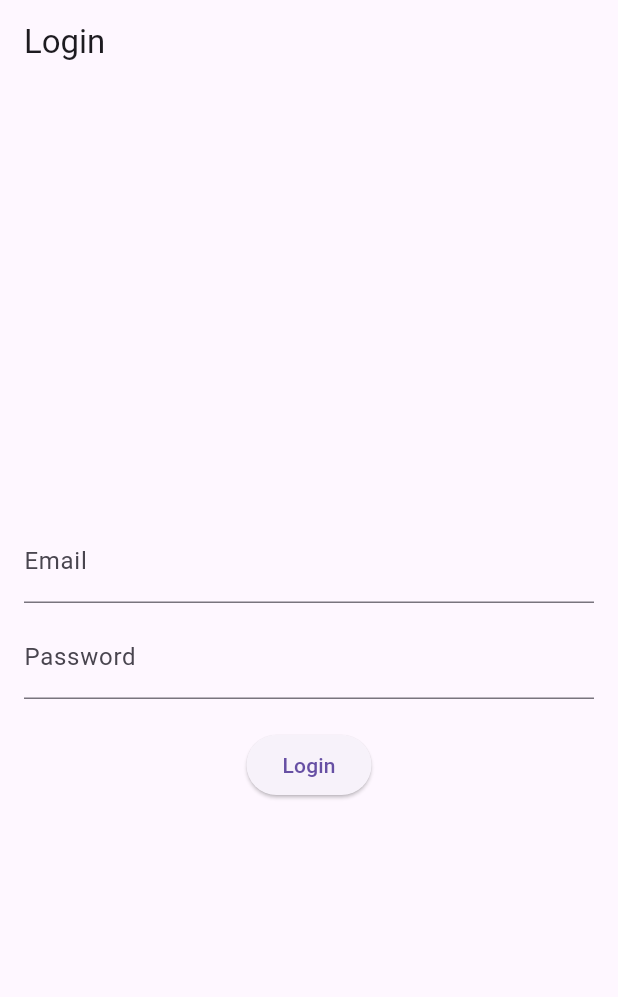
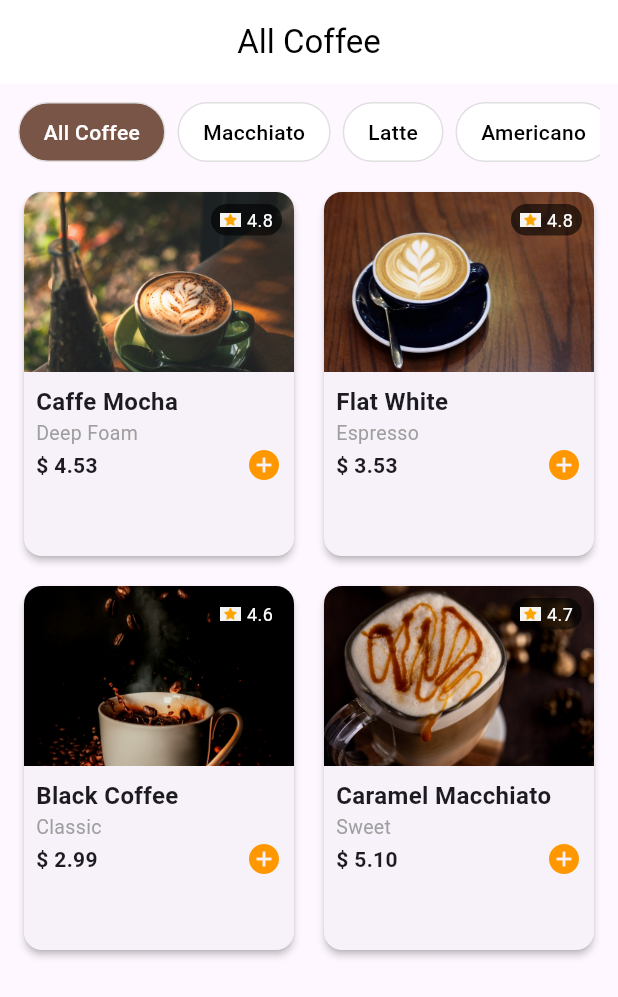
Before and after one commit to ucuypa/login_page, a Flutter app: the screen it shows after launch, on a phone screen of 412 x 824 dp. Shown: the top 997 px of the screen. Run offline on Flutter 3.47's test engine with Material 3 defaults, Android fonts, the phone set to English and light mode, and no system bars; our stand-ins replace firebase_auth, firebase_core; accounts and stored records are empty.

Commit message:
add ListScreen and DetailScreen with OOP

```diff
--- /dev/null
+++ b/lib/data/coffee_data.dart
@@ -0,0 +1,43 @@
+import '../models/coffee.dart';
+
+final List<Coffee> coffees = [
+  Coffee(
+    name: "Caffe Mocha",
+    type: "Deep Foam",
+    image: "assets/image/coffee.jpg",
+    price: 4.53,
+    rating: 4.8,
+    reviews: 230,
+    description:
+        "A cappuccino is an approximately 150 ml (5 oz) beverage, with 25 ml of espresso coffee and 85 ml of fresh milk foam.",
+  ),
+  Coffee(
+    name: "Flat White",
+    type: "Espresso",
+    image: "assets/image/Flat_white.jpg",
+    price: 3.53,
+    rating: 4.8,
+    reviews: 180,
+    description:
+        "A flat white is a coffee drink consisting of espresso with microfoam (steamed milk with small, fine bubbles).",
+  ),
+  Coffee(
+    name: "Black Coffee",
+    type: "Classic",
+    image: "assets/image/blackcoffee.jpg",
+    price: 2.99,
+    rating: 4.6,
+    reviews: 150,
+    description: "A simple and strong coffee brewed without milk or sugar.",
+  ),
+  Coffee(
+    name: "Caramel Macchiato",
+    type: "Sweet",
+    image: "assets/image/caramelmachiato.jpg",
+    price: 5.10,
+    rating: 4.7,
+    reviews: 200,
+    description:
+        "A caramel macchiato is made with vanilla syrup, steamed milk, espresso and caramel sauce.",
+  ),
+];
--- a/lib/main.dart
+++ b/lib/main.dart
@@ -1,10 +1,11 @@
 import 'package:flutter/material.dart';
 import 'package:firebase_core/firebase_core.dart';
-import 'package:login_page/auth_gate.dart';
-import 'package:login_page/login_page.dart';
+// import 'package:login_page/auth_gate.dart';
+// import 'package:login_page/login_page.dart';
 import 'firebase_options.dart';
+import 'screens/coffee_list_screen.dart';
 
-void main() async{
+void main() async {
   WidgetsFlutterBinding.ensureInitialized();
 
   await Firebase.initializeApp(
@@ -19,8 +20,14 @@ class MainApp extends StatelessWidget {
 
   @override
   Widget build(BuildContext context) {
-    return const MaterialApp(
-      home: AuthGate(),
+    return MaterialApp(
+      title: 'Coffee App',
+      debugShowCheckedModeBanner: false,
+      theme: ThemeData(
+        primarySwatch: Colors.orange,
+        fontFamily: 'Roboto',
+      ),
+      home: const CoffeeListScreen(), // langsung ke CoffeeListScreen
     );
   }
 }
--- /dev/null
+++ b/lib/models/coffee.dart
@@ -0,0 +1,21 @@
+class Coffee {
+  final String name;
+  final String type;
+  final String image;
+  final double price;
+  final double rating;
+  final int reviews;
+  final String description;
+
+  var category;
+
+  Coffee({
+    required this.name,
+    required this.type,
+    required this.image,
+    required this.price,
+    required this.rating,
+    required this.reviews,
+    required this.description,
+  });
+}
--- /dev/null
+++ b/lib/screens/coffee_list_screen.dart
@@ -0,0 +1,66 @@
+import 'package:flutter/material.dart';
+import '../data/coffee_data.dart';
+import '../widgets/coffee_card.dart';
+import '../widgets/category_filter.dart';
+
+class CoffeeListScreen extends StatefulWidget {
+  const CoffeeListScreen({super.key});
+
+  @override
+  State<CoffeeListScreen> createState() => _CoffeeListScreenState();
+}
+
+class _CoffeeListScreenState extends State<CoffeeListScreen> {
+  String selectedCategory = "All Coffee";
+  final categories = ["All Coffee", "Macchiato", "Latte", "Americano"];
+
+  @override
+  Widget build(BuildContext context) {
+    final filteredCoffees = selectedCategory == "All Coffee"
+        ? coffees
+        : coffees.where((c) => c.category == selectedCategory).toList();
+
+    return Scaffold(
+      appBar: AppBar(
+        title: const Text("All Coffee"),
+        centerTitle: true,
+        backgroundColor: Colors.white,
+        foregroundColor: Colors.black,
+        elevation: 0,
+      ),
+      body: Padding(
+        padding: const EdgeInsets.all(12.0),
+        child: Column(
+          children: [
+            // Filter kategori di atas
+            CategoryFilter(
+              categories: categories,
+              selectedCategory: selectedCategory,
+              onSelected: (category) {
+                setState(() {
+                  selectedCategory = category;
+                });
+              },
+            ),
+            const SizedBox(height: 16),
+            // Grid daftar coffee
+            Expanded(
+              child: GridView.builder(
+                itemCount: filteredCoffees.length,
+                gridDelegate: const SliverGridDelegateWithFixedCrossAxisCount(
+                  crossAxisCount: 2,
+                  childAspectRatio: 0.75,
+                  crossAxisSpacing: 12,
+                  mainAxisSpacing: 12,
+                ),
+                itemBuilder: (context, index) {
+                  return CoffeeCard(coffee: filteredCoffees[index]);
+                },
+              ),
+            ),
+          ],
+        ),
+      ),
+    );
+  }
+}
--- /dev/null
+++ b/lib/widgets/category_filter.dart
@@ -0,0 +1,51 @@
+import 'package:flutter/material.dart';
+
+class CategoryFilter extends StatelessWidget {
+  final List<String> categories;
+  final String selectedCategory;
+  final Function(String) onSelected;
+
+  const CategoryFilter({
+    super.key,
+    required this.categories,
+    required this.selectedCategory,
+    required this.onSelected,
+  });
+
+  @override
+  Widget build(BuildContext context) {
+    return SizedBox(
+      height: 40,
+      child: ListView.separated(
+        scrollDirection: Axis.horizontal,
+        itemCount: categories.length,
+        separatorBuilder: (context, index) => const SizedBox(width: 8),
+        itemBuilder: (context, index) {
+          final category = categories[index];
+          final isSelected = category == selectedCategory;
+
+          return GestureDetector(
+            onTap: () => onSelected(category),
+            child: Container(
+              padding: const EdgeInsets.symmetric(horizontal: 16, vertical: 8),
+              decoration: BoxDecoration(
+                color: isSelected ? Colors.brown : Colors.white,
+                borderRadius: BorderRadius.circular(20),
+                border: Border.all(color: Colors.grey.shade300),
+              ),
+              child: Center(
+                child: Text(
+                  category,
+                  style: TextStyle(
+                    color: isSelected ? Colors.white : Colors.black,
+                    fontWeight: FontWeight.w500,
+                  ),
+                ),
+              ),
+            ),
+          );
+        },
+      ),
+    );
+  }
+}
--- /dev/null
+++ b/lib/widgets/coffee_card.dart
@@ -0,0 +1,96 @@
+import 'package:flutter/material.dart';
+import '../models/coffee.dart';
+import '../screens/coffee_detail_screen.dart';
+
+class CoffeeCard extends StatelessWidget {
+  final Coffee coffee;
+
+  const CoffeeCard({super.key, required this.coffee});
+
+  @override
+  Widget build(BuildContext context) {
+    return GestureDetector(
+      onTap: () {
+        Navigator.push(
+          context,
+          MaterialPageRoute(
+            builder: (_) => CoffeeDetailScreen(coffee: coffee),
+          ),
+        );
+      },
+      child: Card(
+        elevation: 2,
+        shape: RoundedRectangleBorder(borderRadius: BorderRadius.circular(12)),
+        child: Column(
+          crossAxisAlignment: CrossAxisAlignment.start,
+          children: [
+            Stack(
+              children: [
+                ClipRRect(
+                  borderRadius: const BorderRadius.vertical(top: Radius.circular(12)),
+                  child: Image.asset(
+                    coffee.image,
+                    fit: BoxFit.cover,
+                    height: 120,
+                    width: double.infinity,
+                  ),
+                ),
+                Positioned(
+                  top: 8,
+                  right: 8,
+                  child: Container(
+                    padding: const EdgeInsets.symmetric(horizontal: 6, vertical: 2),
+                    decoration: BoxDecoration(
+                      color: Colors.black.withOpacity(0.6),
+                      borderRadius: BorderRadius.circular(12),
+                    ),
+                    child: Row(
+                      children: [
+                        Image.asset(
+                          "assets/icon/StarRating.png", // pastikan ada di assets
+                          width: 14,
+                          height: 14,
+                        ),
+                        const SizedBox(width: 4),
+                        Text(
+                          coffee.rating.toStringAsFixed(1),
+                          style: const TextStyle(
+                            color: Colors.white,
+                            fontSize: 12,
+                          ),
+                        ),
+                      ],
+                    ),
+                  ),
+                ),
+              ],
+            ),
+            Padding(
+              padding: const EdgeInsets.all(8.0),
+              child: Column(
+                crossAxisAlignment: CrossAxisAlignment.start,
+                children: [
+                  Text(coffee.name,
+                      style: const TextStyle(
+                          fontWeight: FontWeight.bold, fontSize: 16)),
+                  Text(coffee.type,
+                      style: const TextStyle(color: Colors.grey, fontSize: 13)),
+                  Row(
+                    mainAxisAlignment: MainAxisAlignment.spaceBetween,
+                    children: [
+                      Text("\$ ${coffee.price.toStringAsFixed(2)}",
+                          style: const TextStyle(
+                              fontWeight: FontWeight.bold, fontSize: 14)),
+                      const Icon(Icons.add_circle,
+                          color: Colors.orange, size: 24),
+                    ],
+                  )
+                ],
+              ),
+            )
+          ],
+        ),
+      ),
+    );
+  }
+}
```
Also changed, not shown: lib/screens/coffee_detail_screen.dart (added, +121 -0 lines), pubspec.yaml (+14 -0 lines), assets/icon/AddIcon.png (added), assets/icon/All Coffee.png (added), assets/icon/Back.png (added), assets/icon/Heart.png (added), assets/icon/Rating.png (added), assets/icon/StarRating.png (added), assets/image/Flat_white.jpg (added), assets/image/blackcoffee.jpg (added), assets/image/caramelmachiato.jpg (added), assets/image/coffee.jpg (added).
